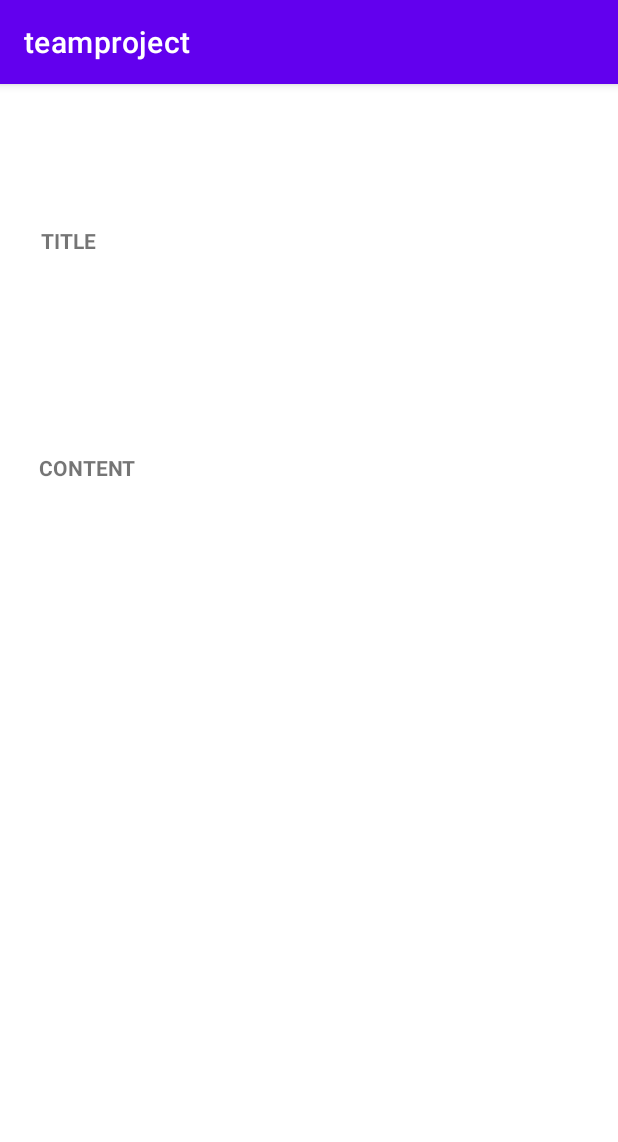
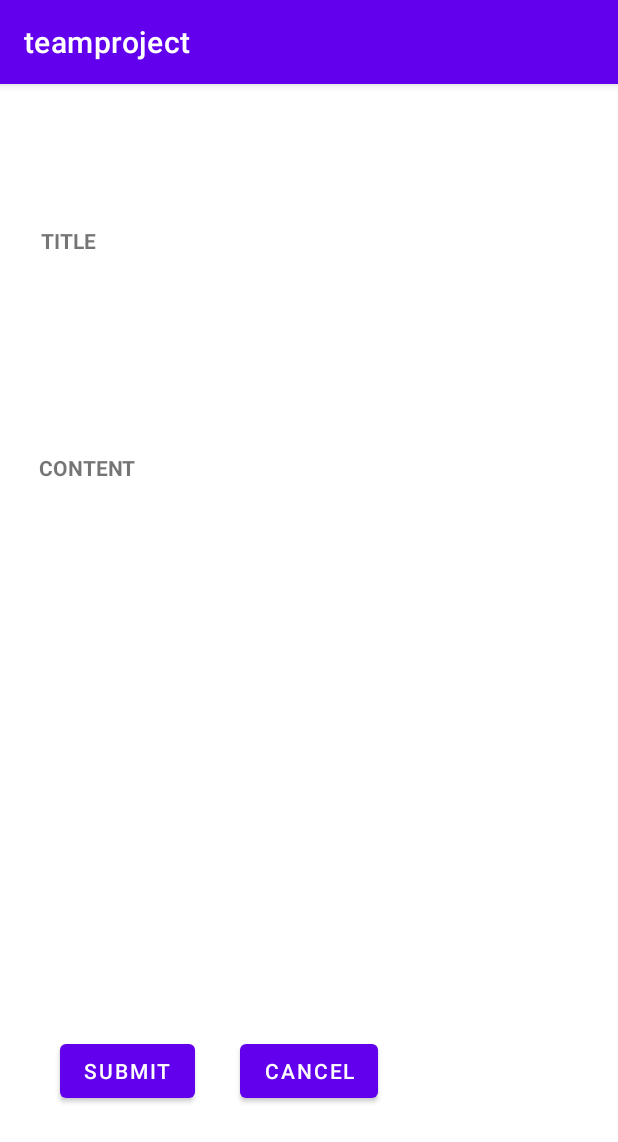
Before and after one commit to kshhub/KNH, an Android app: the MemoActivity screen opened directly, with no data from a screen before it, on a phone screen of 412 x 824 dp. Shown: the top 1142 px of the screen. Run offline under Robolectric (Android 15) with nearby library versions, the phone set to English and light mode, and no system bars; 1 statement that could not run was skipped.

Commit message:
memo activity edit
add btn and listener

```diff
--- a/app/src/main/java/com/example/teamproject/MemoActivity.kt
+++ b/app/src/main/java/com/example/teamproject/MemoActivity.kt
@@ -2,12 +2,18 @@ package com.example.teamproject
 
 import android.graphics.Color
 import android.os.Bundle
+import android.widget.Button
 import android.widget.EditText
 import android.widget.TextView
 import androidx.appcompat.app.AppCompatActivity
 import androidx.constraintlayout.widget.ConstraintLayout
 import androidx.core.content.ContextCompat
 import com.example.teamproject.custom.CustomDBHelper
+import com.example.teamproject.database.AppDataBase
+import com.example.teamproject.database.Memo
+import kotlinx.coroutines.CoroutineScope
+import kotlinx.coroutines.Dispatchers
+import kotlinx.coroutines.launch
 
 class MemoActivity : AppCompatActivity() {
     lateinit var customDBHelper: CustomDBHelper
@@ -20,9 +26,25 @@ class MemoActivity : AppCompatActivity() {
         customDBHelper = CustomDBHelper(this)
 
         val dateText = findViewById<TextView>(R.id.dateText)
-
+        val cancelBtn = findViewById<Button>(R.id.cancelBtn)
+        val submitBtn = findViewById<Button>(R.id.subminBtn)
+        val contentEdit = findViewById<EditText>(R.id.contentEdit)
+        val titleEdit = findViewById<EditText>(R.id.titleEdit)
         val intent = intent
         val date = intent.getStringExtra("date").toString()
+
+        cancelBtn.setOnClickListener {
+            finish()
+        }
+
+        submitBtn.setOnClickListener {
+            CoroutineScope(Dispatchers.IO).launch {
+                val memo = Memo(date, titleEdit.text.toString(), contentEdit.text.toString())
+                AppDataBase.getInstance(applicationContext).memoDao().insert(memo)
+                finish()
+            }
+        }
+
         dateText.text = date
         customizing()
     }
@@ -43,21 +65,20 @@ class MemoActivity : AppCompatActivity() {
     }
     private fun customTextViewColor(str: String, textView: EditText){
         when(str){
-            "#FFFFFF"->textView.setBackground(ContextCompat.getDrawable(this, R.drawable.edgesmooth_ffffff))
-            "#FBE4E4"->textView.setBackground(ContextCompat.getDrawable(this, R.drawable.edgesmooth_fbe4e4))
-            "#DDF0F3"->textView.setBackground(ContextCompat.getDrawable(this, R.drawable.edgesmooth_ddf0f3))
-            "#D1F3D2"->textView.setBackground(ContextCompat.getDrawable(this, R.drawable.edgesmooth_d1f3d2))
-            "#F8F5DA"->textView.setBackground(ContextCompat.getDrawable(this, R.drawable.edgesmooth_f8f5da))
-            "#E7DDFA"->textView.setBackground(ContextCompat.getDrawable(this, R.drawable.edgesmooth_e7ddfa))
-            "#F44336"->textView.setBackground(ContextCompat.getDrawable(this, R.drawable.edgesmooth_f44336))
-            "#FF9800"->textView.setBackground(ContextCompat.getDrawable(this, R.drawable.edgesmooth_ff9800))
-            "#FFEB3B"->textView.setBackground(ContextCompat.getDrawable(this, R.drawable.edgesmooth_ffeb3b))
-            "#673AB7"->textView.setBackground(ContextCompat.getDrawable(this, R.drawable.edgesmooth_673ab7))
+            "#FFFFFF"-> textView.background = ContextCompat.getDrawable(this, R.drawable.edgesmooth_ffffff)
+            "#FBE4E4"-> textView.background = ContextCompat.getDrawable(this, R.drawable.edgesmooth_fbe4e4)
+            "#DDF0F3"-> textView.background = ContextCompat.getDrawable(this, R.drawable.edgesmooth_ddf0f3)
+            "#D1F3D2"-> textView.background = ContextCompat.getDrawable(this, R.drawable.edgesmooth_d1f3d2)
+            "#F8F5DA"-> textView.background = ContextCompat.getDrawable(this, R.drawable.edgesmooth_f8f5da)
+            "#E7DDFA"-> textView.background = ContextCompat.getDrawable(this, R.drawable.edgesmooth_e7ddfa)
+            "#F44336"-> textView.background = ContextCompat.getDrawable(this, R.drawable.edgesmooth_f44336)
+            "#FF9800"-> textView.background = ContextCompat.getDrawable(this, R.drawable.edgesmooth_ff9800)
+            "#FFEB3B"-> textView.background = ContextCompat.getDrawable(this, R.drawable.edgesmooth_ffeb3b)
+            "#673AB7"-> textView.background = ContextCompat.getDrawable(this, R.drawable.edgesmooth_673ab7)
         }
     }
     override fun onRestart() {
         super.onRestart()
         customizing()
     }
-
 }
--- a/app/src/main/java/com/example/teamproject/database/MemoDao.kt
+++ b/app/src/main/java/com/example/teamproject/database/MemoDao.kt
@@ -20,6 +20,6 @@ interface MemoDao {
     @Query("delete from Memo")
     suspend fun deleteAllMemo()
 
-    @Query("select memo from Memo where date = :date")
+    @Query("select * from Memo where date = :date")
     suspend fun getMemoByDate(date: String) : List<Memo>
 }
--- a/app/src/main/res/layout/activity_memo.xml
+++ b/app/src/main/res/layout/activity_memo.xml
@@ -72,4 +72,24 @@
         app:layout_constraintBottom_toBottomOf="parent"
         app:layout_constraintStart_toStartOf="parent"
         app:layout_constraintTop_toBottomOf="@+id/textView3" />
+
+    <Button
+        android:id="@+id/subminBtn"
+        android:layout_width="wrap_content"
+        android:layout_height="wrap_content"
+        android:layout_marginStart="40dp"
+        android:layout_marginBottom="86dp"
+        android:text="SUBMIT"
+        app:layout_constraintBottom_toBottomOf="parent"
+        app:layout_constraintStart_toStartOf="parent" />
+
+    <Button
+        android:id="@+id/cancelBtn"
+        android:layout_width="wrap_content"
+        android:layout_height="wrap_content"
+        android:text="CANCEL"
+        app:layout_constraintBottom_toBottomOf="@+id/subminBtn"
+        app:layout_constraintEnd_toEndOf="parent"
+        app:layout_constraintStart_toStartOf="parent"
+        app:layout_constraintTop_toTopOf="@+id/subminBtn" />
 </androidx.constraintlayout.widget.ConstraintLayout>
```
Also changed, not shown: app/src/main/java/com/example/teamproject/database/Memo.kt (+4 -3 lines).
